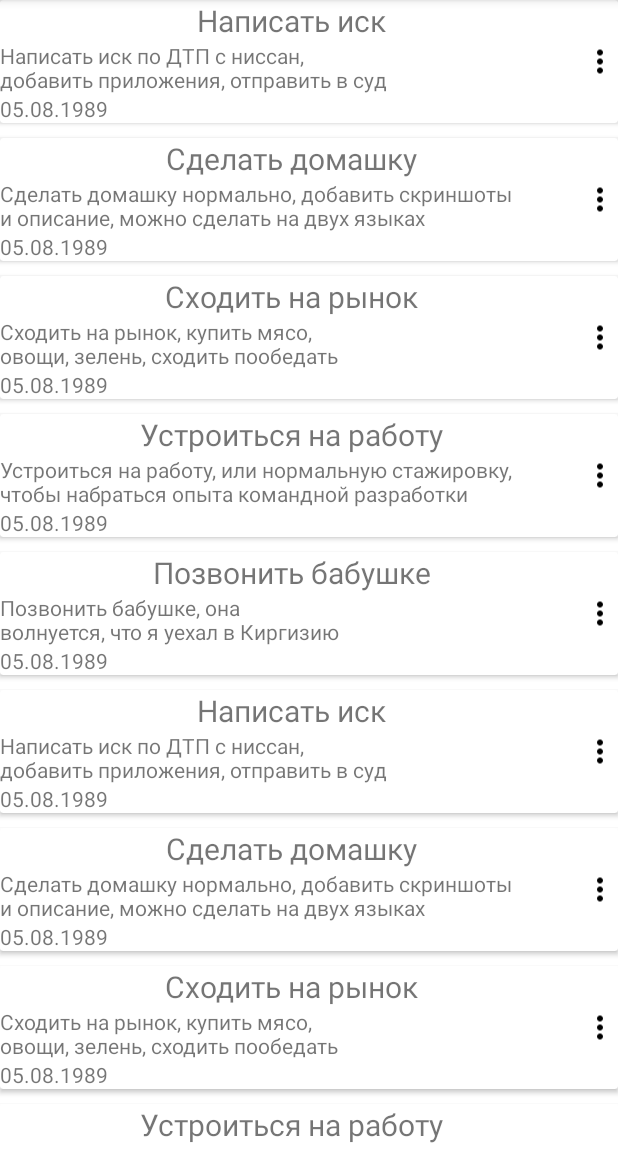
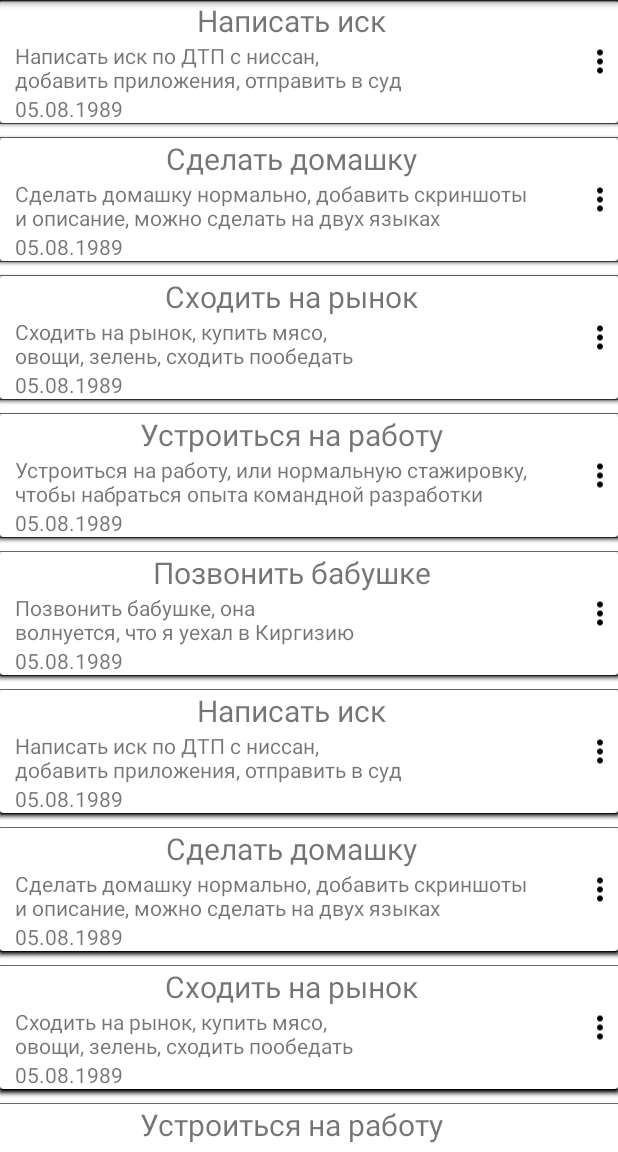
Before and after one commit to EgorKisel/Notebook, an Android app: the screen it shows after launch (MainActivity), on a phone screen of 412 x 824 dp, the part 84-1236 px from its top. Run offline under Robolectric (Android 15) with nearby library versions, the phone set to English and light mode, and no system bars.

Commit message:
Slightly improved, added shadows to the cards and margin to the text

```diff
--- a/app/src/main/res/layout/card_note_item.xml
+++ b/app/src/main/res/layout/card_note_item.xml
@@ -26,6 +26,7 @@
 
             <TextView
                 android:id="@+id/noteDescription"
+                android:layout_marginStart="10dp"
                 android:layout_width="match_parent"
                 android:layout_height="wrap_content"
                 android:breakStrategy="balanced"
@@ -33,6 +34,7 @@
 
             <TextView
                 android:id="@+id/capital"
+                android:layout_marginStart="10dp"
                 android:layout_width="wrap_content"
                 android:layout_height="wrap_content"
                 android:text="@string/_05_08_1989" />
--- a/app/src/main/res/values/themes.xml
+++ b/app/src/main/res/values/themes.xml
@@ -12,5 +12,8 @@
         <!-- Status bar color. -->
         <item name="android:statusBarColor">?attr/colorPrimaryVariant</item>
         <!-- Customize your theme here. -->
+        // added shadows
+        <item name="android:ambientShadowAlpha">1</item>
+        <item name="android:spotShadowAlpha">1</item>
     </style>
 </resources>
```
